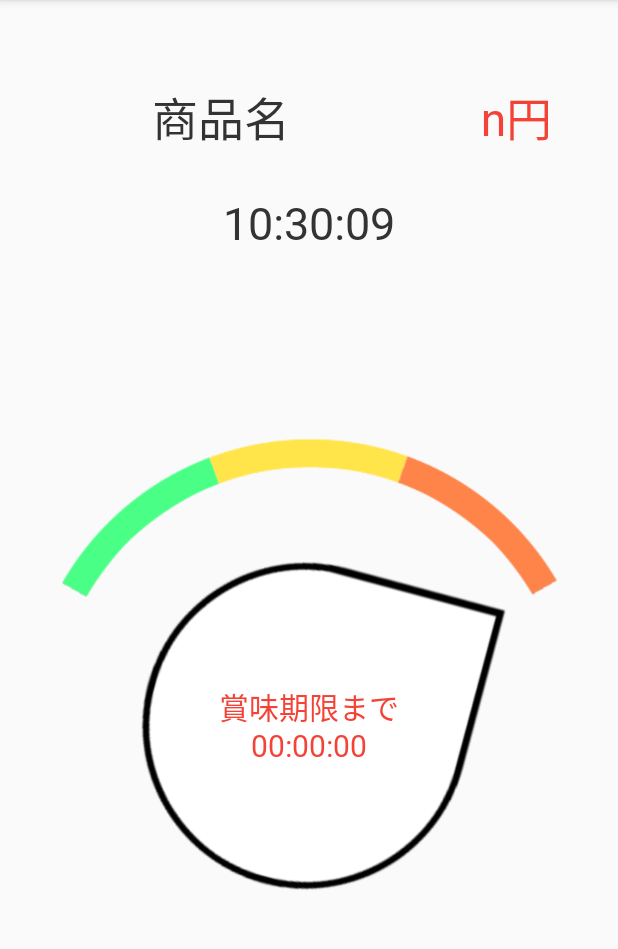
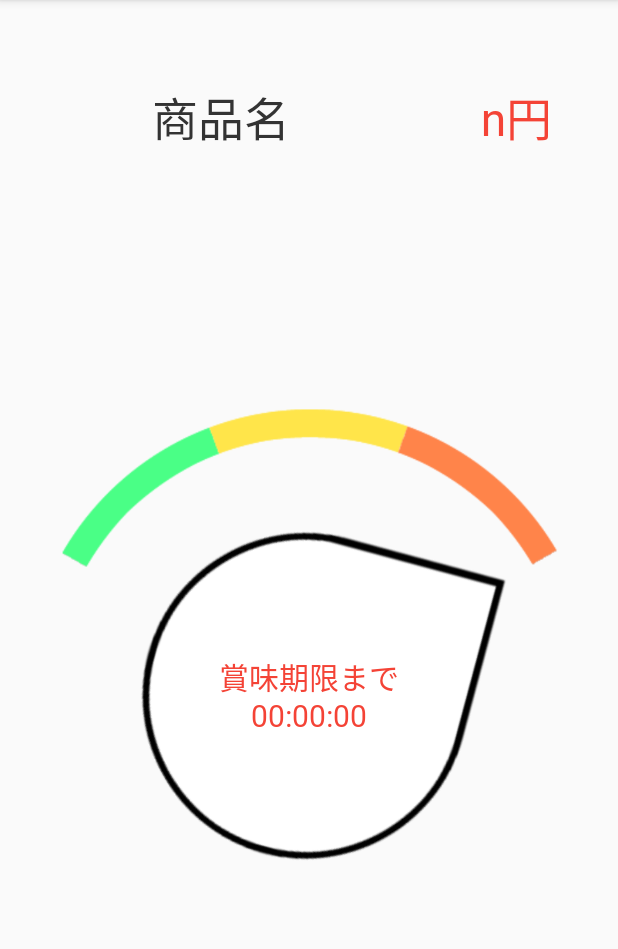
Before and after one commit to LeftFoot19/SoldOut, an Android app: the FoodViewer screen opened directly, with no data from a screen before it, on a phone screen of 412 x 824 dp, the part 84-1033 px from its top. Run offline under Robolectric (Android 15) with nearby library versions, the phone set to English and light mode, and no system bars; 4 statements that could not run were skipped.

Commit message:
現在時刻表示を削除

```diff
--- a/app/src/main/java/com/example/soldout/activity/FoodViewer.java
+++ b/app/src/main/java/com/example/soldout/activity/FoodViewer.java
@@ -32,7 +32,6 @@ public class FoodViewer extends AppCompatActivity {
     private FoodData foodData;
     private TextView productNameText;
     private TextView currentPriceText;
-    private TextView timeText;
     private ImageView meterImageView;
     private TextView remainTimeTextView;
 
@@ -110,7 +109,6 @@ public class FoodViewer extends AppCompatActivity {
 
         this.productNameText = this.findViewById(R.id.productNameText);
         this.currentPriceText = this.findViewById(R.id.currentPriceText);
-        this.timeText = this.findViewById(R.id.timeText);
         this.meterImageView = this.findViewById(R.id.meterImageView);
         this.remainTimeTextView = this.findViewById(R.id.remainTimeTextView);
 
@@ -128,14 +126,6 @@ public class FoodViewer extends AppCompatActivity {
     }
 
     public void timeUpdate(){
-
-        /*現在時刻表示*/{
-            DateFormat df = new SimpleDateFormat("HH:mm:ss");
-            final Date date = new Date(System.currentTimeMillis());
-
-            //textView反映
-            this.timeText.setText(df.format(date));
-        }
 
         /*メータ計算*/{
 
--- a/app/src/main/res/layout/activity_food_viewer.xml
+++ b/app/src/main/res/layout/activity_food_viewer.xml
@@ -52,16 +52,6 @@
         android:layout_width="match_parent"
         android:layout_height="28dp" />
 
-    <TextView
-        android:id="@+id/timeText"
-        android:layout_width="match_parent"
-        android:layout_height="wrap_content"
-        android:fontFamily="@font/meiryob"
-        android:gravity="center_horizontal"
-        android:text="00:00:00"
-        android:textColor="@color/colorTextBlack"
-        android:textSize="30sp" />
-
     <Space
         android:layout_width="match_parent"
         android:layout_height="39dp" />
```
